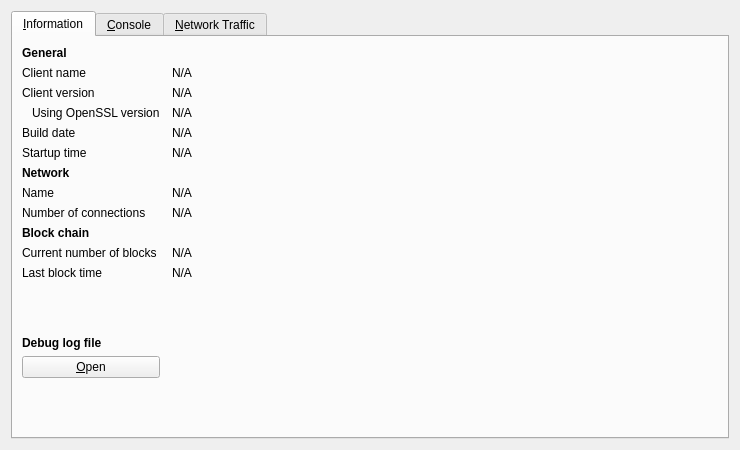
Old version of the form src/qt/forms/rpcconsole.ui in the repository zarGonnn/reddcoin.
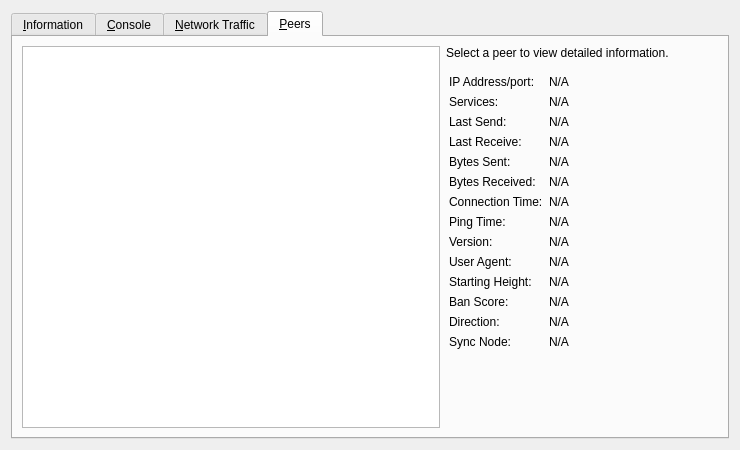
New version of the form. The open tabs and pages were chosen to show the change. Icons and pictures are not drawn. Custom widgets are drawn as their Qt base class.

Commit message: Qt: Add GUI view of peer information. #4133

Diff of the .ui file:
```diff
--- a/src/qt/forms/rpcconsole.ui
+++ b/src/qt/forms/rpcconsole.ui
@@ -652,6 +652,281 @@
        </item>
       </layout>
      </widget>
+     <widget class="QWidget" name="tab_peers">
+      <attribute name="title">
+       <string>&amp;Peers</string>
+      </attribute>
+      <layout class="QGridLayout" name="gridLayout_2">
+       <item row="0" column="1">
+        <widget class="QLabel" name="peerHeading">
+         <property name="sizePolicy">
+          <sizepolicy hsizetype="Preferred" vsizetype="Minimum">
+           <horstretch>0</horstretch>
+           <verstretch>0</verstretch>
+          </sizepolicy>
+         </property>
+         <property name="text">
+          <string>Select a peer to view detailed information.</string>
+         </property>
+         <property name="margin">
+          <number>3</number>
+         </property>
+        </widget>
+       </item>
+       <item row="0" column="0" rowspan="2">
+        <widget class="QTableView" name="peerWidget">
+         <property name="sizePolicy">
+          <sizepolicy hsizetype="Expanding" vsizetype="Expanding">
+           <horstretch>0</horstretch>
+           <verstretch>0</verstretch>
+          </sizepolicy>
+         </property>
+         <property name="horizontalScrollBarPolicy">
+          <enum>Qt::ScrollBarAlwaysOff</enum>
+         </property>
+         <property name="editTriggers">
+          <set>QAbstractItemView::AnyKeyPressed|QAbstractItemView::DoubleClicked|QAbstractItemView::EditKeyPressed</set>
+         </property>
+         <property name="sortingEnabled">
+          <bool>true</bool>
+         </property>
+        </widget>
+       </item>
+       <item row="1" column="1">
+        <widget class="QWidget" name="detailWidget" native="true">
+         <property name="sizePolicy">
+          <sizepolicy hsizetype="Preferred" vsizetype="Expanding">
+           <horstretch>0</horstretch>
+           <verstretch>0</verstretch>
+          </sizepolicy>
+         </property>
+         <layout class="QGridLayout" name="gridLayout_3">
+          <property name="leftMargin">
+           <number>3</number>
+          </property>
+          <item row="12" column="0">
+           <widget class="QLabel" name="label_21">
+            <property name="text">
+             <string>Version:</string>
+            </property>
+           </widget>
+          </item>
+          <item row="11" column="1">
+           <widget class="QLabel" name="peerPingTime">
+            <property name="text">
+             <string>N/A</string>
+            </property>
+           </widget>
+          </item>
+          <item row="5" column="0">
+           <widget class="QLabel" name="label_19">
+            <property name="text">
+             <string>Last Receive:</string>
+            </property>
+           </widget>
+          </item>
+          <item row="14" column="0">
+           <widget class="QLabel" name="label_28">
+            <property name="text">
+             <string>User Agent:</string>
+            </property>
+           </widget>
+          </item>
+          <item row="12" column="1">
+           <widget class="QLabel" name="peerVersion">
+            <property name="text">
+             <string>N/A</string>
+            </property>
+           </widget>
+          </item>
+          <item row="8" column="1">
+           <widget class="QLabel" name="peerConnTime">
+            <property name="minimumSize">
+             <size>
+              <width>160</width>
+              <height>0</height>
+             </size>
+            </property>
+            <property name="text">
+             <string>N/A</string>
+            </property>
+           </widget>
+          </item>
+          <item row="11" column="0">
+           <widget class="QLabel" name="label_26">
+            <property name="text">
+             <string>Ping Time:</string>
+            </property>
+           </widget>
+          </item>
+          <item row="5" column="1">
+           <widget class="QLabel" name="peerLastRecv">
+            <property name="sizePolicy">
+             <sizepolicy hsizetype="Preferred" vsizetype="Preferred">
+              <horstretch>0</horstretch>
+              <verstretch>0</verstretch>
+             </sizepolicy>
+            </property>
+            <property name="text">
+             <string>N/A</string>
+            </property>
+           </widget>
+          </item>
+          <item row="8" column="0">
+           <widget class="QLabel" name="label_22">
+            <property name="text">
+             <string>Connection Time:</string>
+            </property>
+           </widget>
+          </item>
+          <item row="6" column="1">
+           <widget class="QLabel" name="peerBytesSent">
+            <property name="text">
+             <string>N/A</string>
+            </property>
+           </widget>
+          </item>
+          <item row="14" column="1">
+           <widget class="QLabel" name="peerSubversion">
+            <property name="text">
+             <string>N/A</string>
+            </property>
+           </widget>
+          </item>
+          <item row="15" column="0">
+           <widget class="QLabel" name="label_29">
+            <property name="text">
+             <string>Starting Height:</string>
+            </property>
+           </widget>
+          </item>
+          <item row="7" column="1">
+           <widget class="QLabel" name="peerBytesRecv">
+            <property name="text">
+             <string>N/A</string>
+            </property>
+           </widget>
+          </item>
+          <item row="6" column="0">
+           <widget class="QLabel" name="label_18">
+            <property name="text">
+             <string>Bytes Sent:</string>
+            </property>
+           </widget>
+          </item>
+          <item row="7" column="0">
+           <widget class="QLabel" name="label_20">
+            <property name="text">
+             <string>Bytes Received:</string>
+            </property>
+           </widget>
+          </item>
+          <item row="15" column="1">
+           <widget class="QLabel" name="peerHeight">
+            <property name="text">
+             <string>N/A</string>
+            </property>
+           </widget>
+          </item>
+          <item row="16" column="0">
+           <widget class="QLabel" name="label_24">
+            <property name="text">
+             <string>Ban Score:</string>
+            </property>
+           </widget>
+          </item>
+          <item row="16" column="1">
+           <widget class="QLabel" name="peerBanScore">
+            <property name="text">
+             <string>N/A</string>
+            </property>
+           </widget>
+          </item>
+          <item row="17" column="0">
+           <widget class="QLabel" name="label_23">
+            <property name="text">
+             <string>Direction:</string>
+            </property>
+           </widget>
+          </item>
+          <item row="17" column="1">
+           <widget class="QLabel" name="peerDirection">
+            <property name="text">
+             <string>N/A</string>
+            </property>
+           </widget>
+          </item>
+          <item row="19" column="0">
+           <widget class="QLabel" name="label_25">
+            <property name="text">
+             <string>Sync Node:</string>
+            </property>
+           </widget>
+          </item>
+          <item row="19" column="1">
+           <widget class="QLabel" name="peerSyncNode">
+            <property name="text">
+             <string>N/A</string>
+            </property>
+           </widget>
+          </item>
+          <item row="3" column="0">
+           <widget class="QLabel" name="label_15">
+            <property name="text">
+             <string>Last Send:</string>
+            </property>
+           </widget>
+          </item>
+          <item row="2" column="0">
+           <widget class="QLabel" name="label_4">
+            <property name="text">
+             <string>Services:</string>
+            </property>
+           </widget>
+          </item>
+          <item row="1" column="0">
+           <widget class="QLabel" name="label_27">
+            <property name="text">
+             <string>IP Address/port:</string>
+            </property>
+           </widget>
+          </item>
+          <item row="3" column="1">
+           <widget class="QLabel" name="peerLastSend">
+            <property name="text">
+             <string>N/A</string>
+            </property>
+           </widget>
+          </item>
+          <item row="2" column="1">
+           <widget class="QLabel" name="peerServices">
+            <property name="text">
+             <string>N/A</string>
+            </property>
+           </widget>
+          </item>
+          <item row="1" column="1">
+           <widget class="QLabel" name="peerAddr">
+            <property name="text">
+             <string>N/A</string>
+            </property>
+           </widget>
+          </item>
+          <item row="20" column="0">
+           <widget class="QWidget" name="widget" native="true">
+            <property name="sizePolicy">
+             <sizepolicy hsizetype="Preferred" vsizetype="Expanding">
+              <horstretch>0</horstretch>
+              <verstretch>0</verstretch>
+             </sizepolicy>
+            </property>
+           </widget>
+          </item>
+         </layout>
+        </widget>
+       </item>
+      </layout>
+     </widget>
     </widget>
    </item>
   </layout>
```
The commit also changes 9 other files.
